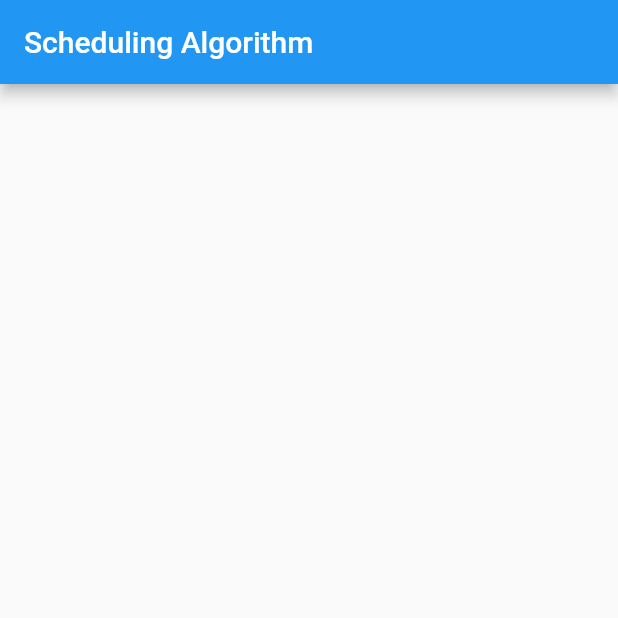
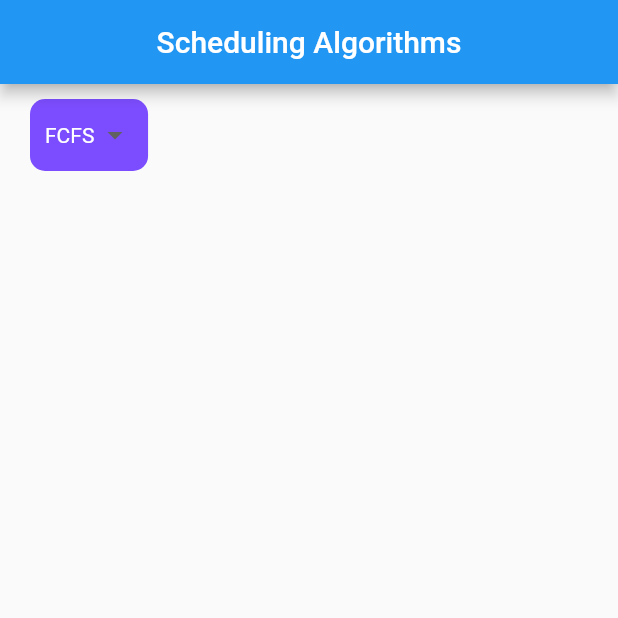
Before and after one commit to ravipatel0508/CPU_Scheduling_Algorithm, a Flutter app: the screen it shows after launch, on a phone screen of 412 x 824 dp, the top half of it. Run offline on Flutter 3.47's test engine with Material 2 defaults, Android fonts, the light colour scheme and no system bars.

Commit message:
second commit

```diff
--- /dev/null
+++ b/lib/body_page.dart
@@ -0,0 +1,52 @@
+import 'package:flutter/material.dart';
+
+class BodyPage extends StatefulWidget {
+  @override
+  _BodyPageState createState() => _BodyPageState();
+}
+
+class _BodyPageState extends State<BodyPage> {
+
+  String dropdownValue = 'FCFS';
+  List<String> listItem = [
+    'FCFS', 'SJF', 'SRTN'
+  ];
+
+
+  @override
+  Widget build(BuildContext context) {
+    return Container(
+      child: Container(
+        margin: EdgeInsets.only(top: 10.0, left: 20.0),
+        padding: EdgeInsets.only(left: 10.0, right: 10.0),
+        decoration: BoxDecoration(
+            color: Colors.deepPurpleAccent,
+            borderRadius: BorderRadius.circular(10.0)
+        ),
+        child: DropdownButton<String>(
+          value: dropdownValue,
+          dropdownColor: Colors.deepPurpleAccent,
+          icon: const Icon(Icons.arrow_drop_down),
+          iconSize: 24,
+          elevation: 16,
+          style: const TextStyle(color: Colors.white),
+          underline: Container(
+            height: 2,
+            color: Colors.deepPurpleAccent,
+          ),
+          onChanged: (String? newValue) {
+            setState(() {
+              dropdownValue = newValue!;
+            });
+          },
+          items: listItem.map<DropdownMenuItem<String>>((String value) {
+            return DropdownMenuItem<String>(
+              value: value,
+              child: Text(value),
+            );
+          }).toList(),
+        ),
+      ),
+    );
+  }
+}
--- /dev/null
+++ b/lib/home_page.dart
@@ -0,0 +1,16 @@
+import 'package:flutter/material.dart';
+import 'body_page.dart';
+
+class MyHomePage extends StatelessWidget {
+  @override
+  Widget build(BuildContext context) {
+    return Scaffold(
+      appBar: AppBar(
+        title: Center(child: Text('Scheduling Algorithms')),
+      ),
+      body: SafeArea(
+          child: BodyPage()
+      ),
+    );
+  }
+}
--- a/lib/main.dart
+++ b/lib/main.dart
@@ -1,4 +1,5 @@
 import 'package:flutter/material.dart';
+import 'home_page.dart';
 
 void main() => runApp(MyApp());
 
@@ -12,20 +13,3 @@ class MyApp extends StatelessWidget {
     );
   }
 }
-
-class MyHomePage extends StatefulWidget {
-  @override
-  _MyHomePageState createState() => _MyHomePageState();
-}
-
-class _MyHomePageState extends State<MyHomePage> {
-  @override
-  Widget build(BuildContext context) {
-    return Scaffold(
-      appBar: AppBar(
-        title: Text('Scheduling Algorithm'),
-      ),
-      //body: Text('Hello World!!'),
-    );
-  }
-}
--- a/pubspec.yaml
+++ b/pubspec.yaml
@@ -18,7 +18,7 @@ publish_to: 'none' # Remove this line if you wish to publish to pub.dev
 version: 1.0.0+1
 
 environment:
-  sdk: ">=2.7.0 <3.0.0"
+  sdk: ">=2.12.0"
 
 dependencies:
   flutter:
```
Also changed, not shown: pubspec.lock.
